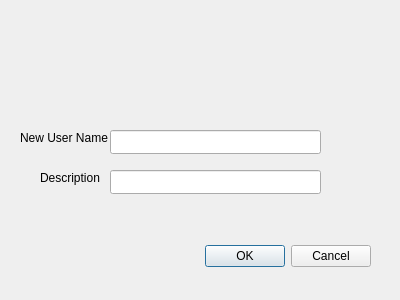
Before: the Qt Designer form WAXI_QF_dialog_base.ui in swaxi/GEOL-QMAPS, drawn with Qt 5.
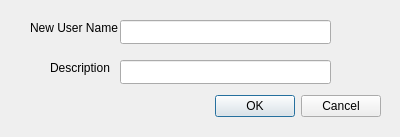
After: the same form once the commit is applied.

The edit to the form file:
```diff
--- a/WAXI_QF_dialog_base.ui
+++ b/WAXI_QF_dialog_base.ui
@@ -7,7 +7,7 @@
     <x>0</x>
     <y>0</y>
     <width>400</width>
-    <height>300</height>
+    <height>137</height>
    </rect>
   </property>
   <property name="windowTitle">
@@ -16,8 +16,8 @@
   <widget class="QDialogButtonBox" name="button_box">
    <property name="geometry">
     <rect>
-     <x>30</x>
-     <y>240</y>
+     <x>40</x>
+     <y>90</y>
      <width>341</width>
      <height>32</height>
     </rect>
@@ -32,8 +32,8 @@
   <widget class="QLineEdit" name="lineEdit">
    <property name="geometry">
     <rect>
-     <x>110</x>
-     <y>130</y>
+     <x>120</x>
+     <y>20</y>
      <width>211</width>
      <height>24</height>
     </rect>
@@ -42,8 +42,8 @@
   <widget class="QLabel" name="label">
    <property name="geometry">
     <rect>
-     <x>20</x>
-     <y>130</y>
+     <x>30</x>
+     <y>20</y>
      <width>111</width>
      <height>16</height>
     </rect>
@@ -55,8 +55,8 @@
   <widget class="QLineEdit" name="lineEdit_2">
    <property name="geometry">
     <rect>
-     <x>110</x>
-     <y>170</y>
+     <x>120</x>
+     <y>60</y>
      <width>211</width>
      <height>24</height>
     </rect>
@@ -65,8 +65,8 @@
   <widget class="QLabel" name="label_2">
    <property name="geometry">
     <rect>
-     <x>40</x>
-     <y>170</y>
+     <x>50</x>
+     <y>60</y>
      <width>61</width>
      <height>16</height>
     </rect>
```
Left out of the diff: 6 changed lines with no effect on the pictures.
